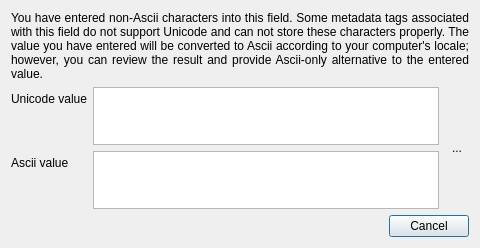
Old version of the form src/ui/asciitextdialog.ui in the repository cgilles/digikam-analogexif.
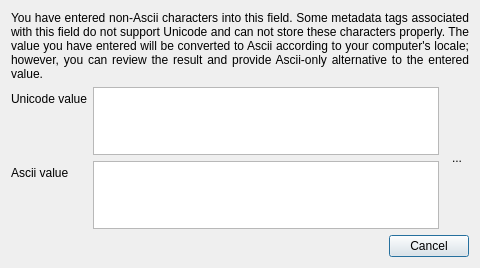
New version of the form. Icons and pictures are not drawn.

What changed in the file:
```diff
--- a/src/ui/asciitextdialog.ui
+++ b/src/ui/asciitextdialog.ui
@@ -10,7 +10,7 @@
     <x>0</x>
     <y>0</y>
     <width>480</width>
-    <height>248</height>
+    <height>268</height>
    </rect>
   </property>
   <property name="windowTitle">
```
Left out of the diff: 6 changed lines with no effect on the pictures.
